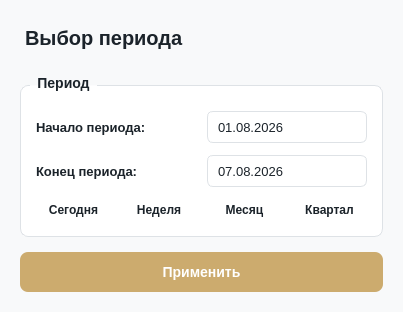
This is client/ui/period_dialog.ui in lerakaplich/Documents as Qt 5 draws it before an edit. The edited form follows.
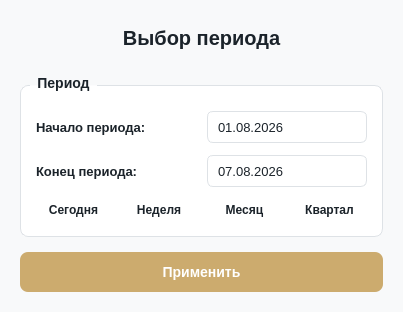
This is the edited form. Icons and pictures are not drawn.

What changed in the file:
```diff
--- a/client/ui/period_dialog.ui
+++ b/client/ui/period_dialog.ui
@@ -162,6 +162,9 @@
      <property name="text">
       <string>Выбор периода</string>
      </property>
+     <property name="alignment">
+      <set>Qt::AlignmentFlag::AlignCenter</set>
+     </property>
     </widget>
    </item>
    <item>
```
